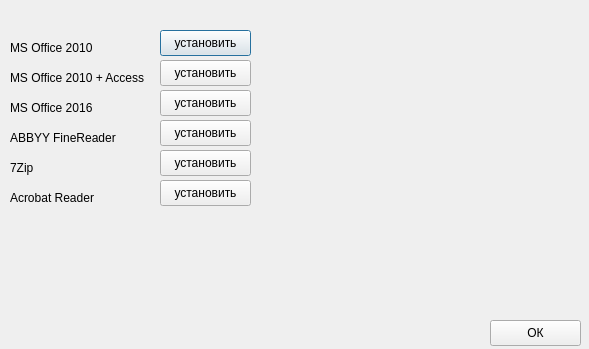
The window that design_ui/Programs.ui (BagaJimbildan/LAS_SibSIU) describes before a commit, drawn with Qt 5.
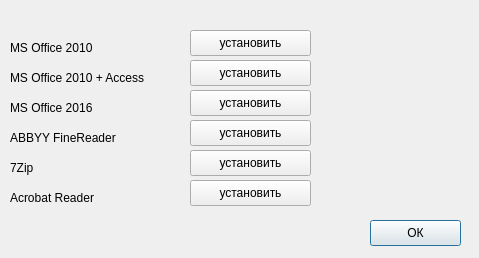
The same window after the commit.

What changed in the file:
```diff
--- a/design_ui/Programs.ui
+++ b/design_ui/Programs.ui
@@ -6,8 +6,8 @@
    <rect>
     <x>0</x>
     <y>0</y>
-    <width>589</width>
-    <height>349</height>
+    <width>479</width>
+    <height>258</height>
    </rect>
   </property>
   <property name="windowTitle">
@@ -31,7 +31,7 @@
     <rect>
      <x>10</x>
      <y>70</y>
-     <width>141</width>
+     <width>161</width>
      <height>16</height>
     </rect>
    </property>
@@ -94,9 +94,9 @@
   <widget class="QPushButton" name="btn_of10">
    <property name="geometry">
     <rect>
-     <x>160</x>
+     <x>190</x>
      <y>30</y>
-     <width>91</width>
+     <width>121</width>
      <height>26</height>
     </rect>
    </property>
@@ -107,9 +107,9 @@
   <widget class="QPushButton" name="btn_of10A">
    <property name="geometry">
     <rect>
-     <x>160</x>
+     <x>190</x>
      <y>60</y>
-     <width>91</width>
+     <width>121</width>
      <height>26</height>
     </rect>
    </property>
@@ -120,9 +120,9 @@
   <widget class="QPushButton" name="btn_of16">
    <property name="geometry">
     <rect>
-     <x>160</x>
+     <x>190</x>
      <y>90</y>
-     <width>91</width>
+     <width>121</width>
      <height>26</height>
     </rect>
    </property>
@@ -133,9 +133,9 @@
   <widget class="QPushButton" name="btn_fr">
    <property name="geometry">
     <rect>
-     <x>160</x>
+     <x>190</x>
      <y>120</y>
-     <width>91</width>
+     <width>121</width>
      <height>26</height>
     </rect>
    </property>
@@ -146,9 +146,9 @@
   <widget class="QPushButton" name="btn_7z">
    <property name="geometry">
     <rect>
-     <x>160</x>
+     <x>190</x>
      <y>150</y>
-     <width>91</width>
+     <width>121</width>
      <height>26</height>
     </rect>
    </property>
@@ -159,9 +159,9 @@
   <widget class="QPushButton" name="btn_ar">
    <property name="geometry">
     <rect>
-     <x>160</x>
+     <x>190</x>
      <y>180</y>
-     <width>91</width>
+     <width>121</width>
      <height>26</height>
     </rect>
    </property>
@@ -172,8 +172,8 @@
   <widget class="QPushButton" name="btn_ok">
    <property name="geometry">
     <rect>
-     <x>490</x>
-     <y>320</y>
+     <x>370</x>
+     <y>220</y>
      <width>91</width>
      <height>26</height>
     </rect>
@@ -181,6 +181,9 @@
    <property name="text">
     <string>ОК</string>
    </property>
+   <property name="default">
+    <bool>true</bool>
+   </property>
   </widget>
  </widget>
  <resources/>
```
Left out of the diff: 9 changed lines with no effect on the pictures.
